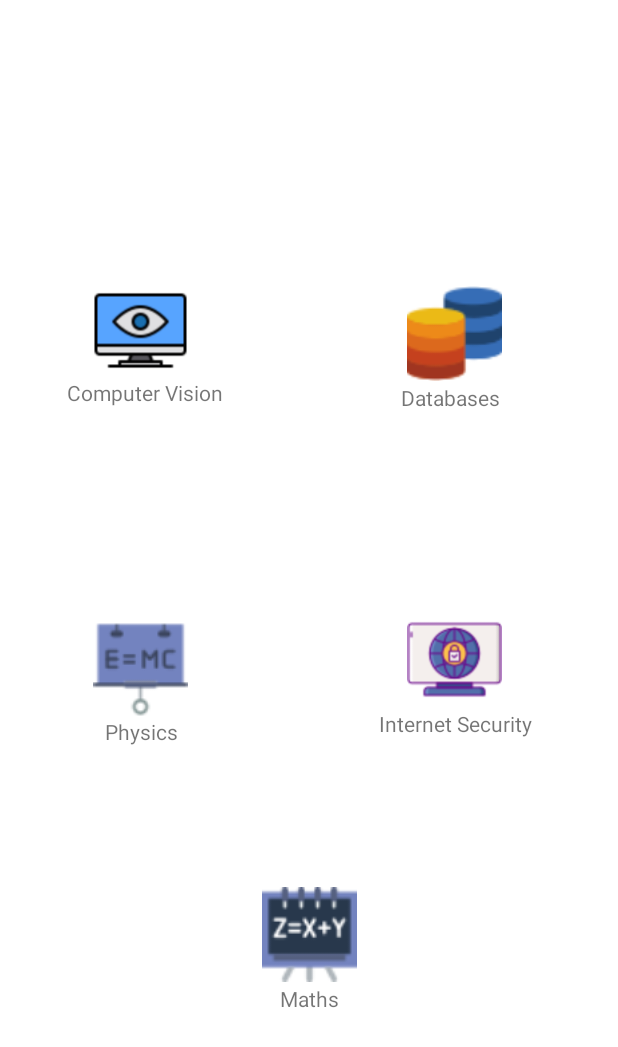
After one commit to Pavlos-Re/QuizApp, an Android app: the SubjectList screen opened directly, with no data from a screen before it, on a phone screen of 412 x 824 dp. The commit adds this screen. Shown: the top 1047 px of the screen. Run offline under Robolectric (Android 15) with nearby library versions, the phone set to English and light mode, and no system bars.

Commit message:
Subject Menu nearly done.

```diff
--- a/app/src/main/java/com/example/myapplication/MainActivity.java
+++ b/app/src/main/java/com/example/myapplication/MainActivity.java
@@ -1,8 +1,6 @@
 package com.example.myapplication;
 
 import androidx.appcompat.app.AppCompatActivity;
-import androidx.lifecycle.LifecycleOwner;
-
 import android.content.Intent;
 import android.media.MediaPlayer;
 import android.os.Bundle;
--- a/app/src/main/java/com/example/myapplication/MainMenu.java
+++ b/app/src/main/java/com/example/myapplication/MainMenu.java
@@ -3,6 +3,7 @@ import androidx.appcompat.app.AlertDialog;
 import androidx.appcompat.app.AppCompatActivity;
 import android.content.Context;
 import android.content.DialogInterface;
+import android.content.Intent;
 import android.media.MediaPlayer;
 import android.os.Bundle;
 import android.view.View;
@@ -34,11 +35,14 @@ public class MainMenu extends AppCompatActivity {
         Button button_subject = (Button) findViewById(R.id.choose_subject_button);
         button_subject.setOnClickListener(v -> {
             media2.start();
+            Intent intent = new Intent(MainMenu.this, SubjectList.class);
+            startActivity(intent);
         });
         Button button_high_score = (Button) findViewById(R.id.check_highscores_button);
         button_high_score.setOnClickListener(v -> {
             media2.start();
         });
+
         }
         //adding functionality for the back-button of
     @Override
@@ -86,4 +90,4 @@ public class MainMenu extends AppCompatActivity {
         ImageView image = findViewById(R.id.smart_pic);
         image.setVisibility(View.VISIBLE);
     }
-    }
+}
--- /dev/null
+++ b/app/src/main/java/com/example/myapplication/SubjectList.java
@@ -0,0 +1,14 @@
+package com.example.myapplication;
+
+import androidx.appcompat.app.AppCompatActivity;
+
+import android.os.Bundle;
+
+public class SubjectList extends AppCompatActivity {
+
+    @Override
+    protected void onCreate(Bundle savedInstanceState) {
+        super.onCreate(savedInstanceState);
+        setContentView(R.layout.activity_subject_list);
+    }
+}
--- a/app/src/main/res/layout/activity_main_menu.xml
+++ b/app/src/main/res/layout/activity_main_menu.xml
@@ -18,60 +18,58 @@
         android:text="@string/choose_subj"
         android:textColor="@color/black"
         android:textSize="20sp"
-        app:strokeColor="@color/black"
-        app:strokeWidth="3dp"
         app:cornerRadius="8dp"
         app:layout_constraintBottom_toBottomOf="parent"
         app:layout_constraintEnd_toEndOf="parent"
-        app:layout_constraintHorizontal_bias="0.488"
+        app:layout_constraintHorizontal_bias="0.491"
         app:layout_constraintStart_toStartOf="parent"
         app:layout_constraintTop_toTopOf="parent"
-        app:layout_constraintVertical_bias="0.232" />
+        app:layout_constraintVertical_bias="0.161"
+        app:strokeColor="@color/black"
+        app:strokeWidth="3dp" />
 
     <Button
         android:id="@+id/check_highscores_button"
         android:layout_width="238dp"
         android:layout_height="74dp"
+        android:backgroundTint="#9C27B0"
+        android:elevation="20dp"
         android:fontFamily="casual"
-        android:text="@string/check_high"
-        android:textColor="@color/black"
-        android:elevation="20dp"
         android:paddingStart="5dp"
         android:paddingTop="5dp"
         android:paddingEnd="5dp"
         android:paddingBottom="5dp"
+        android:text="@string/check_high"
+        android:textColor="@color/black"
         android:textSize="20sp"
-        app:strokeColor="@color/black"
-        app:strokeWidth="3dp"
         app:cornerRadius="8dp"
-        android:backgroundTint="#9C27B0"
         app:layout_constraintBottom_toBottomOf="parent"
         app:layout_constraintEnd_toEndOf="parent"
         app:layout_constraintHorizontal_bias="0.491"
         app:layout_constraintStart_toStartOf="parent"
         app:layout_constraintTop_toTopOf="parent"
-        app:layout_constraintVertical_bias="0.384" />
+        app:layout_constraintVertical_bias="0.348"
+        app:strokeColor="@color/black"
+        app:strokeWidth="3dp" />
 
     <Button
         android:id="@+id/fact_button"
         android:layout_width="68dp"
         android:layout_height="52dp"
-        android:layout_marginTop="16dp"
-        android:layout_marginEnd="16dp"
         android:backgroundTint="#CDDC39"
-        app:cornerRadius="8dp"
         android:fontFamily="sans-serif-smallcaps"
         android:text="@string/fact"
         android:textColor="#3F51B5"
+        app:cornerRadius="8dp"
+        app:iconPadding="10dp"
+        app:layout_constraintBottom_toBottomOf="parent"
+        app:layout_constraintEnd_toEndOf="parent"
+        app:layout_constraintHorizontal_bias="0.877"
+        app:layout_constraintStart_toStartOf="parent"
+        app:layout_constraintTop_toTopOf="parent"
+        app:layout_constraintVertical_bias="0.919"
         app:strokeColor="@color/black"
-        app:strokeWidth="3dp"
-        app:iconPadding="10dp"
-        app:layout_constraintBottom_toTopOf="@+id/choose_subject_button"
-        app:layout_constraintEnd_toEndOf="parent"
-        app:layout_constraintHorizontal_bias="0.995"
-        app:layout_constraintStart_toStartOf="@+id/choose_subject_button"
-        app:layout_constraintTop_toTopOf="parent"
-        app:layout_constraintVertical_bias="0.0" />
+        app:strokeWidth="3dp" />
 
     <TextView
         android:id="@+id/textView"
@@ -79,6 +77,7 @@
         android:layout_height="wrap_content"
         android:layout_marginStart="76dp"
         android:layout_marginTop="400dp"
+        android:fontFamily="sans-serif-black"
         android:textColor="@color/white"
         app:layout_constraintStart_toStartOf="parent"
         app:layout_constraintTop_toTopOf="parent" />
@@ -89,11 +88,11 @@
         android:layout_height="128dp"
         android:visibility="invisible"
         app:layout_constraintBottom_toBottomOf="parent"
-        app:layout_constraintEnd_toStartOf="@+id/fact_button"
-        app:layout_constraintHorizontal_bias="0.644"
+        app:layout_constraintEnd_toEndOf="parent"
+        app:layout_constraintHorizontal_bias="0.535"
         app:layout_constraintStart_toStartOf="parent"
         app:layout_constraintTop_toTopOf="parent"
-        app:layout_constraintVertical_bias="0.73"
+        app:layout_constraintVertical_bias="0.734"
         app:srcCompat="@drawable/thought" />
 
 </androidx.constraintlayout.widget.ConstraintLayout>
--- /dev/null
+++ b/app/src/main/res/layout/activity_subject_list.xml
@@ -0,0 +1,135 @@
+<?xml version="1.0" encoding="utf-8"?>
+<androidx.constraintlayout.widget.ConstraintLayout xmlns:android="http://schemas.android.com/apk/res/android"
+    xmlns:app="http://schemas.android.com/apk/res-auto"
+    xmlns:tools="http://schemas.android.com/tools"
+    android:layout_width="match_parent"
+    android:layout_height="match_parent"
+    tools:context=".SubjectList">
+
+    <ImageView
+        android:id="@+id/imageView"
+        android:layout_width="71dp"
+        android:layout_height="63dp"
+        app:layout_constraintBottom_toBottomOf="parent"
+        app:layout_constraintEnd_toEndOf="parent"
+        app:layout_constraintHorizontal_bias="0.17"
+        app:layout_constraintStart_toStartOf="parent"
+        app:layout_constraintTop_toTopOf="parent"
+        app:layout_constraintVertical_bias="0.248"
+        app:srcCompat="@drawable/computer_vision" />
+
+    <ImageView
+        android:id="@+id/imageView2"
+        android:layout_width="71dp"
+        android:layout_height="63dp"
+        app:layout_constraintBottom_toBottomOf="parent"
+        app:layout_constraintEnd_toEndOf="parent"
+        app:layout_constraintHorizontal_bias="0.785"
+        app:layout_constraintStart_toStartOf="parent"
+        app:layout_constraintTop_toTopOf="parent"
+        app:layout_constraintVertical_bias="0.251"
+        app:srcCompat="@drawable/databases" />
+
+    <ImageView
+        android:id="@+id/imageView3"
+        android:layout_width="71dp"
+        android:layout_height="63dp"
+        app:layout_constraintBottom_toBottomOf="parent"
+        app:layout_constraintEnd_toEndOf="parent"
+        app:layout_constraintHorizontal_bias="0.785"
+        app:layout_constraintStart_toStartOf="parent"
+        app:layout_constraintTop_toTopOf="parent"
+        app:layout_constraintVertical_bias="0.536"
+        app:srcCompat="@drawable/internet_security" />
+
+    <ImageView
+        android:id="@+id/imageView4"
+        android:layout_width="71dp"
+        android:layout_height="63dp"
+        app:layout_constraintBottom_toBottomOf="parent"
+        app:layout_constraintEnd_toEndOf="parent"
+        app:layout_constraintHorizontal_bias="0.17"
+        app:layout_constraintStart_toStartOf="parent"
+        app:layout_constraintTop_toTopOf="parent"
+        app:layout_constraintVertical_bias="0.545"
+        app:srcCompat="@drawable/physics" />
+
+    <ImageView
+        android:id="@+id/imageView5"
+        android:layout_width="71dp"
+        android:layout_height="63dp"
+        android:layout_marginBottom="1dp"
+        app:layout_constraintBottom_toBottomOf="parent"
+        app:layout_constraintEnd_toEndOf="parent"
+        app:layout_constraintStart_toStartOf="parent"
+        app:layout_constraintTop_toTopOf="parent"
+        app:layout_constraintVertical_bias="0.779"
+        app:srcCompat="@drawable/maths" />
+
+    <TextView
+        android:id="@+id/textView2"
+        android:layout_width="wrap_content"
+        android:layout_height="wrap_content"
+        android:layout_marginBottom="428dp"
+        android:text="Computer Vision"
+        app:layout_constraintBottom_toBottomOf="parent"
+        app:layout_constraintEnd_toEndOf="parent"
+        app:layout_constraintHorizontal_bias="0.146"
+        app:layout_constraintStart_toStartOf="parent"
+        app:layout_constraintTop_toBottomOf="@+id/imageView"
+        app:layout_constraintVertical_bias="0.0"/>
+
+    <TextView
+        android:id="@+id/textView3"
+        android:layout_width="71dp"
+        android:layout_height="17dp"
+        android:layout_marginTop="1dp"
+        android:layout_marginBottom="428dp"
+        android:text="Databases"
+        app:layout_constraintBottom_toBottomOf="parent"
+        app:layout_constraintEnd_toEndOf="parent"
+        app:layout_constraintHorizontal_bias="0.785"
+        app:layout_constraintStart_toStartOf="parent"
+        app:layout_constraintTop_toBottomOf="@+id/imageView2"
+        app:layout_constraintVertical_bias="0.0" />
+
+    <TextView
+        android:id="@+id/textView4"
+        android:layout_width="wrap_content"
+        android:layout_height="wrap_content"
+        android:layout_marginBottom="252dp"
+        android:text="Physics"
+        app:layout_constraintBottom_toBottomOf="parent"
+        app:layout_constraintEnd_toEndOf="parent"
+        app:layout_constraintHorizontal_bias="0.192"
+        app:layout_constraintStart_toStartOf="parent"
+        app:layout_constraintTop_toBottomOf="@+id/imageView4"
+        app:layout_constraintVertical_bias="0.0" />
+
+    <TextView
+        android:id="@+id/textView9"
+        android:layout_width="wrap_content"
+        android:layout_height="wrap_content"
+        android:layout_marginTop="1dp"
+        android:layout_marginBottom="256dp"
+        android:text="Internet Security"
+        app:layout_constraintBottom_toBottomOf="parent"
+        app:layout_constraintEnd_toEndOf="parent"
+        app:layout_constraintHorizontal_bias="0.815"
+        app:layout_constraintStart_toStartOf="parent"
+        app:layout_constraintTop_toBottomOf="@+id/imageView3"
+        app:layout_constraintVertical_bias="0.0" />
+
+    <TextView
+        android:id="@+id/textView10"
+        android:layout_width="wrap_content"
+        android:layout_height="wrap_content"
+        android:layout_marginTop="1dp"
+        android:layout_marginBottom="112dp"
+        android:text="Maths"
+        app:layout_constraintBottom_toBottomOf="parent"
+        app:layout_constraintEnd_toEndOf="parent"
+        app:layout_constraintStart_toStartOf="parent"
+        app:layout_constraintTop_toBottomOf="@+id/imageView5"
+        app:layout_constraintVertical_bias="0.0" />
+</androidx.constraintlayout.widget.ConstraintLayout>
```
Also changed, not shown: app/src/main/AndroidManifest.xml (+11 -8 lines), app/src/main/res/drawable/computer_vision.png (added), app/src/main/res/drawable/databases.png (added), app/src/main/res/drawable/internet_security.png (added), app/src/main/res/drawable/maths.png (added), app/src/main/res/drawable/physics.png (added).
